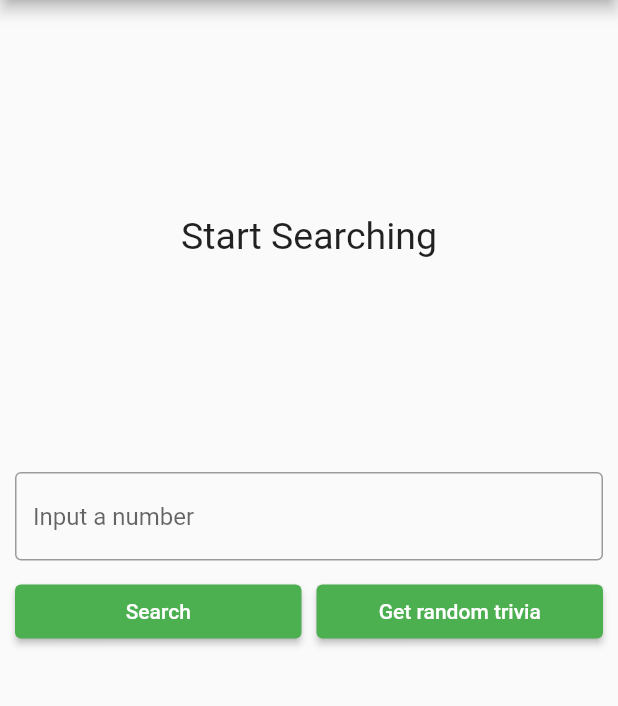
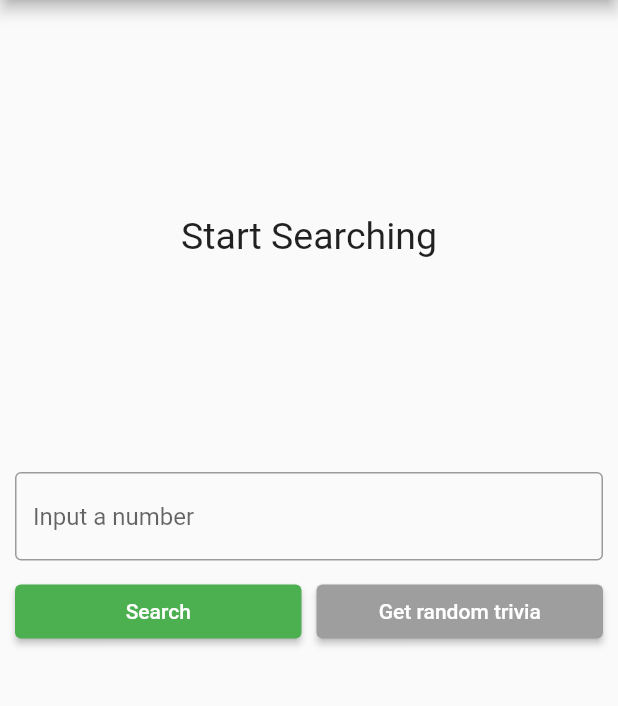
Before and after one commit to vuzzer/clean_architecture_TDD, a Flutter app: the screen it shows after launch, on a phone screen of 412 x 824 dp, the part 84-790 px from its top. Run offline on Flutter 3.47's test engine with Material 2 defaults, Android fonts, the phone set to English and light mode, and no system bars; our stand-ins replace built_value, dartz, equatable, flutter_bloc, get_it, internet_connection_checker and 1 more.

```diff
--- a/lib/features/number_trivia/presentation/widget/trivia_controls.dart
+++ b/lib/features/number_trivia/presentation/widget/trivia_controls.dart
@@ -49,9 +49,9 @@ class TriviaControls extends StatefulWidget {
             const SizedBox(width: 10),
             Expanded(
               child: ElevatedButton(
+                style: ElevatedButton.styleFrom(backgroundColor: Colors.grey),
                 onPressed: dispatchRandom,
                 child: const Text('Get random trivia'),
-
               ),
             ),
           ],
```
Also changed, not shown: assets/1.png (added), assets/2.png (added), assets/3.png (added), assets/Clean-Architecture-Flutter-Diagram.webp (added), assets/CleanArchitecture.jpg (added), assets/clean.png (added), 1 other file.
